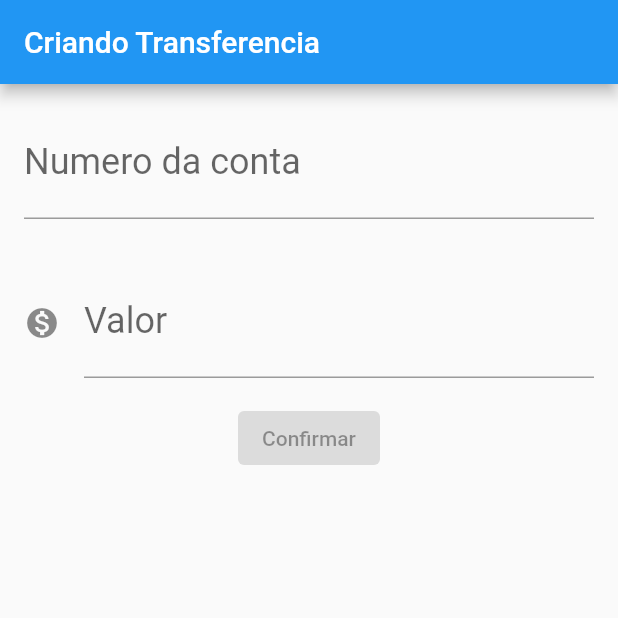
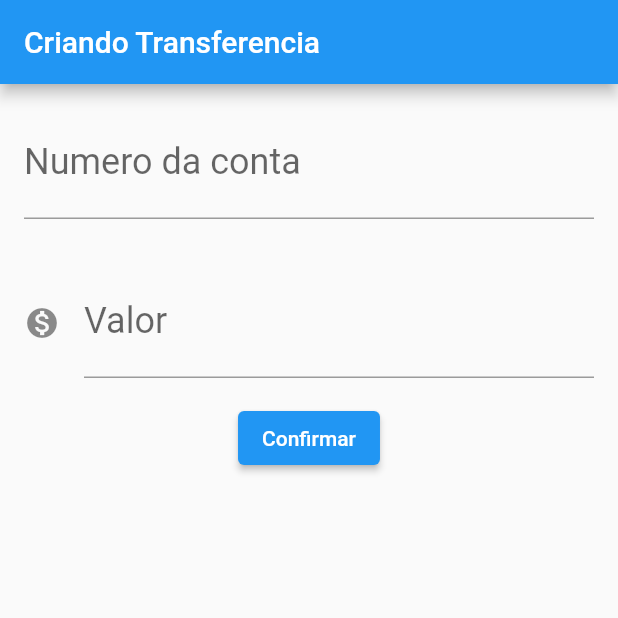
Before and after one commit to Natanael22/bytebank, a Flutter app: the screen it shows after launch, on a phone screen of 412 x 824 dp, the top half of it. Run offline on Flutter 3.47's test engine with Material 2 defaults, Android fonts, the phone set to English and light mode, and no system bars.

Commit message:
finalizado formulario de transferencia

```diff
--- a/lib/main.dart
+++ b/lib/main.dart
@@ -18,33 +18,39 @@ class BytebankApp extends StatelessWidget {
 
 
 class FormularioTransferencia extends StatelessWidget {
-  const FormularioTransferencia({Key? key}) : super(key: key);
+
+  final TextEditingController _controladorNumeroConta = TextEditingController();
+  final TextEditingController _controladorValor = TextEditingController();
+
+  //const FormularioTransferencia({Key? key}) : super(key: key);
 
   @override
   Widget build(BuildContext context) {
     return Scaffold(
-      appBar: AppBar(title: Text("Criando Transferencia"),),
+      appBar: AppBar(title: const Text("Criando Transferencia"),),
       body: Column(
         children: <Widget>[
           Padding(
-            padding: const EdgeInsets.all(16.0),
+            padding: EdgeInsets.all(16.0),
             child: TextField(
-              style: TextStyle(
+              controller: _controladorNumeroConta,
+              style: const TextStyle(
                 fontSize: 24
               ),
-              decoration: InputDecoration(
+              decoration: const InputDecoration(
                 labelText: 'Numero da conta',
                 hintText: '0000'
               ),
               keyboardType: TextInputType.number,
             ),
-          ),Padding(
+          ), Padding(
             padding: const EdgeInsets.all(16.0),
             child: TextField(
-              style: TextStyle(
+              controller: _controladorValor,
+              style: const TextStyle(
                 fontSize: 24
               ),
-              decoration: InputDecoration(
+              decoration: const InputDecoration(
                 icon: Icon(Icons.monetization_on),
                 labelText: 'Valor',
                 hintText: '0.00'
@@ -54,7 +60,15 @@ class FormularioTransferencia extends StatelessWidget {
           ),
 
           ElevatedButton(
-              onPressed: null,
+              onPressed: (){
+                debugPrint('clicou no confirmar');
+                final int? numeroConta = int.tryParse(_controladorNumeroConta.text);
+                final double? valor = double.tryParse(_controladorValor.text);
+                if(valor != null && numeroConta != null) {
+                  final transferenciaCriada = Transferencia(valor, numeroConta);
+                  debugPrint('$transferenciaCriada');
+                }
+              },
               child: Text("Confirmar"))
         ],
       ),
@@ -67,7 +81,7 @@ class ListaTransferencias extends StatelessWidget{
   Widget build(BuildContext context) {
     // TODO: implement build
     return Scaffold(
-      appBar: AppBar(title: Text('Transferencias'),
+      appBar: AppBar(title: const Text('Transferencias'),
       ),
       body: Column(
         children: <Widget>[
@@ -76,8 +90,10 @@ class ListaTransferencias extends StatelessWidget{
         ],
       ),
       floatingActionButton: FloatingActionButton(
-        child: Icon(Icons.add),
-        onPressed:  null,
+        child: const Icon(Icons.add),
+        onPressed: (){
+          print('clicou no +');
+        },
       ),
     );
   }
@@ -95,7 +111,7 @@ class ItemTransferencia extends StatelessWidget{
     // TODO: implement build
     return Card(
         child: ListTile(
-          leading: Icon(Icons.monetization_on),
+          leading: const Icon(Icons.monetization_on),
           title: Text(_transferencia.valor.toString()),
           subtitle: Text(_transferencia.numeroConta.toString()),
         )
@@ -110,4 +126,9 @@ class Transferencia{
   final int numeroConta;
 
   Transferencia(this.valor, this.numeroConta);
+
+  @override
+  String toString() {
+    return 'Transferencia{valor: $valor, numeroConta: $numeroConta}';
+  }
 }
```
Also changed, not shown: 1 other file.
